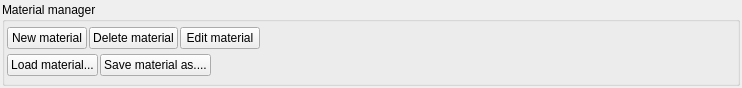
This is mandelbulber2/qt/material_manager_view.ui in buddhi1980/mandelbulber2 as Qt 5 draws it before an edit. The edited form follows.
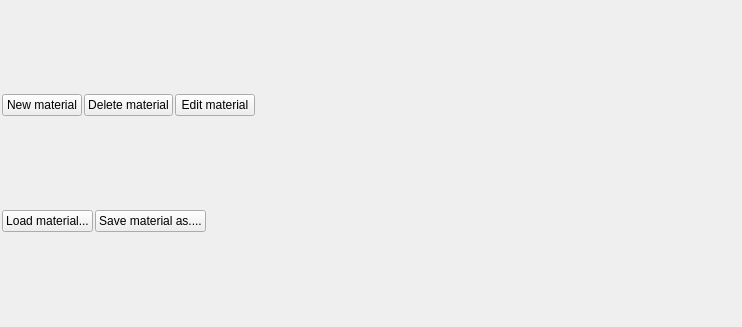
This is the edited form.

Commit message: Changed application layout. Material manager is in separate dock located on the bottom of main window.

```diff
--- a/mandelbulber2/qt/material_manager_view.ui
+++ b/mandelbulber2/qt/material_manager_view.ui
@@ -7,7 +7,7 @@
     <x>0</x>
     <y>0</y>
     <width>742</width>
-    <height>88</height>
+    <height>327</height>
    </rect>
   </property>
   <property name="sizePolicy">
@@ -19,34 +19,7 @@
   <property name="windowTitle">
    <string>Form</string>
   </property>
-  <layout class="QVBoxLayout" name="verticalLayout" stretch="1">
-   <property name="spacing">
-    <number>2</number>
-   </property>
-   <property name="leftMargin">
-    <number>2</number>
-   </property>
-   <property name="topMargin">
-    <number>2</number>
-   </property>
-   <property name="rightMargin">
-    <number>2</number>
-   </property>
-   <property name="bottomMargin">
-    <number>2</number>
-   </property>
-   <item>
-    <widget class="QGroupBox" name="groupBox_material_list_view">
-     <property name="sizePolicy">
-      <sizepolicy hsizetype="Preferred" vsizetype="Preferred">
-       <horstretch>0</horstretch>
-       <verstretch>0</verstretch>
-      </sizepolicy>
-     </property>
-     <property name="title">
-      <string>Material manager</string>
-     </property>
-     <layout class="QVBoxLayout" name="verticalLayout_material_view" stretch="0,0">
+  <layout class="QVBoxLayout" name="verticalLayout" stretch="0,0">
       <property name="spacing">
        <number>2</number>
       </property>
@@ -136,9 +109,6 @@
          </spacer>
         </item>
        </layout>
-      </item>
-     </layout>
-    </widget>
    </item>
   </layout>
  </widget>
```
Lines whose indentation alone changed are shown as unchanged. The commit also changes 6 other files.
